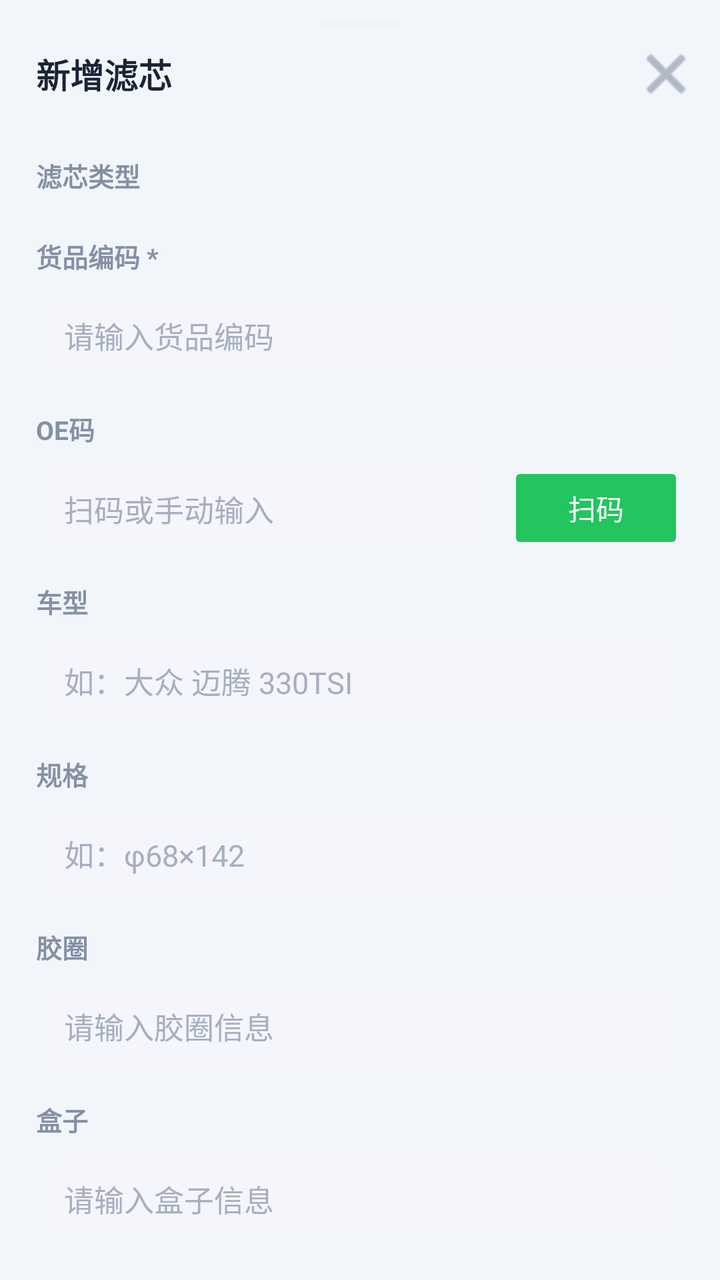
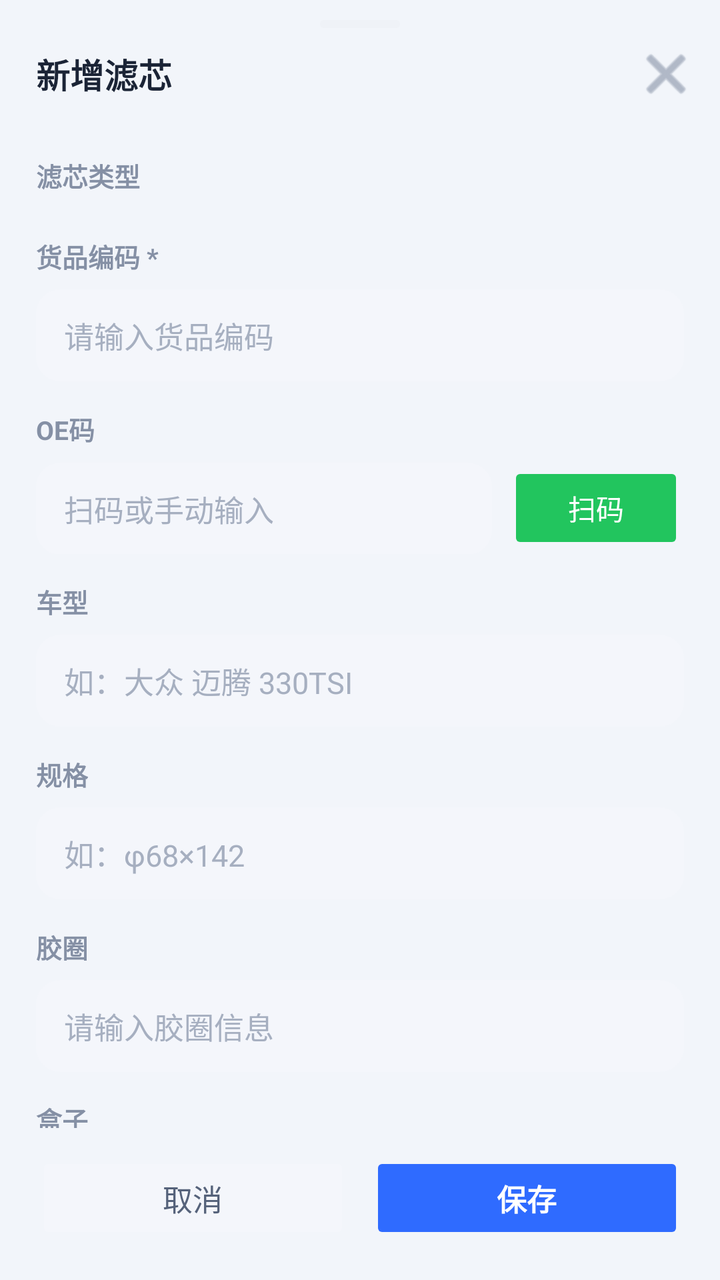

Screens rendered from an Android XML layout before and after an edit, with the pre-edit source and the edit as a unified diff.
<!-- AndroidManifest.xml: application theme Theme.FilterMaster -->
<!-- res/layout/sheet_edit.xml -->
<?xml version="1.0" encoding="utf-8"?>
<LinearLayout xmlns:android="http://schemas.android.com/apk/res/android"
    xmlns:app="http://schemas.android.com/apk/res-auto"
    android:layout_width="match_parent"
    android:layout_height="wrap_content"
    android:orientation="vertical">

    <View
        android:layout_width="40dp"
        android:layout_height="4dp"
        android:layout_gravity="center_horizontal"
        android:layout_marginTop="10dp"
        android:background="@drawable/bg_rounded_8" />

    <LinearLayout
        android:layout_width="match_parent"
        android:layout_height="wrap_content"
        android:gravity="center_vertical"
        android:orientation="horizontal"
        android:paddingLeft="18dp"
        android:paddingRight="12dp"
        android:paddingTop="8dp"
        android:paddingBottom="12dp">

        <TextView
            android:id="@+id/sheetTitle"
            android:layout_width="0dp"
            android:layout_height="wrap_content"
            android:layout_weight="1"
            android:text="新增滤芯"
            android:textColor="@color/text_main"
            android:textSize="17sp"
            android:textStyle="bold" />

        <ImageButton
            android:id="@+id/btnSheetClose"
            android:layout_width="30dp"
            android:layout_height="30dp"
            android:background="?attr/selectableItemBackgroundBorderless"
            android:contentDescription="关闭"
            android:src="@android:drawable/ic_menu_close_clear_cancel"
            android:tint="#8590A5" />
    </LinearLayout>

    <ScrollView
        android:layout_width="match_parent"
        android:layout_height="wrap_content"
        android:scrollbars="none">

        <LinearLayout
            android:layout_width="match_parent"
            android:layout_height="wrap_content"
            android:orientation="vertical"
            android:paddingLeft="18dp"
            android:paddingRight="18dp"
            android:paddingBottom="10dp">

            
            <TextView
                style="@style/FormLabel"
                android:text="滤芯类型" />

            <com.google.android.material.chip.ChipGroup
                android:id="@+id/chipGroupType"
                android:layout_width="match_parent"
                android:layout_height="wrap_content"
                app:chipSpacingHorizontal="8dp"
                app:selectionRequired="false"
                app:singleSelection="true"
                 />

            
            <TextView style="@style/FormLabel" android:text="货品编码 *" />
            <EditText
                android:id="@+id/etGoodsCode"
                style="@style/FormInput"
                android:hint="请输入货品编码"
                android:inputType="text" />

            
            <TextView style="@style/FormLabel" android:text="OE码" />
            <LinearLayout
                android:layout_width="match_parent"
                android:layout_height="wrap_content"
                android:orientation="horizontal">

                <EditText
                    android:id="@+id/etOeCode"
                    style="@style/FormInput"
                    android:layout_width="0dp"
                    android:layout_weight="1"
                    android:hint="扫码或手动输入"
                    android:inputType="text" />

                <Button
                    android:id="@+id/btnScanOe"
                    android:layout_width="wrap_content"
                    android:layout_height="46dp"
                    android:layout_marginStart="8dp"
                    android:backgroundTint="#22C55E"
                    android:paddingLeft="16dp"
                    android:paddingRight="16dp"
                    android:stateListAnimator="@null"
                    android:text="扫码"
                    android:textColor="#FFFFFF"
                    android:textSize="14sp"
                    app:cornerRadius="12dp"
                     />
            </LinearLayout>

            
            <TextView style="@style/FormLabel" android:text="车型" />
            <EditText
                android:id="@+id/etCarModel"
                style="@style/FormInput"
                android:hint="如：大众 迈腾 330TSI"
                android:inputType="text" />

            
            <TextView style="@style/FormLabel" android:text="规格" />
            <EditText
                android:id="@+id/etSpec"
                style="@style/FormInput"
                android:hint="如：φ68×142"
                android:inputType="text" />

            
            <TextView style="@style/FormLabel" android:text="胶圈" />
            <EditText
                android:id="@+id/etRing"
                style="@style/FormInput"
                android:hint="请输入胶圈信息"
                android:inputType="text" />

            
            <TextView style="@style/FormLabel" android:text="盒子" />
            <EditText
                android:id="@+id/etBox"
                style="@style/FormInput"
                android:hint="请输入盒子信息"
                android:inputType="text" />

            
            <TextView style="@style/FormLabel" android:text="备注" />
            <EditText
                android:id="@+id/etNotes"
                style="@style/FormInput"
                android:layout_height="wrap_content"
                android:minHeight="84dp"
                android:gravity="top"
                android:hint="请输入备注"
                android:inputType="textMultiLine"
                android:minLines="3" />

            
            <TextView style="@style/FormLabel" android:text="滤芯照片" />
            <LinearLayout
                android:layout_width="match_parent"
                android:layout_height="wrap_content"
                android:orientation="horizontal">

                <TextView
                    android:id="@+id/btnTakePhoto"
                    android:layout_width="0dp"
                    android:layout_height="wrap_content"
                    android:layout_weight="1"
                    android:background="@drawable/bg_field"
                    android:gravity="center"
                    android:padding="13dp"
                    android:text="📷 拍照"
                    android:textColor="#55627A"
                    android:textSize="13.5sp" />

                <TextView
                    android:id="@+id/btnPickPhoto"
                    android:layout_width="0dp"
                    android:layout_height="wrap_content"
                    android:layout_marginStart="10dp"
                    android:layout_weight="1"
                    android:background="@drawable/bg_field"
                    android:gravity="center"
                    android:padding="13dp"
                    android:text="🖼️ 相册"
                    android:textColor="#55627A"
                    android:textSize="13.5sp" />
            </LinearLayout>

            <FrameLayout
                android:id="@+id/imgPreviewWrap"
                android:layout_width="match_parent"
                android:layout_height="wrap_content"
                android:layout_marginTop="10dp"
                android:visibility="gone">

                <ImageView
                    android:id="@+id/ivPreview"
                    android:layout_width="match_parent"
                    android:layout_height="200dp"
                    android:scaleType="centerCrop"
                    android:contentDescription="预览" />

                <ImageButton
                    android:id="@+id/btnRemoveImage"
                    android:layout_width="28dp"
                    android:layout_height="28dp"
                    android:layout_gravity="top|end"
                    android:layout_margin="8dp"
                    android:background="#8C000000"
                    android:contentDescription="移除图片"
                    android:src="@android:drawable/ic_menu_close_clear_cancel"
                    android:tint="#FFFFFF" />
            </FrameLayout>
        </LinearLayout>
    </ScrollView>

    <LinearLayout
        android:layout_width="match_parent"
        android:layout_height="wrap_content"
        android:orientation="horizontal"
        android:paddingLeft="18dp"
        android:paddingRight="18dp"
        android:paddingTop="12dp"
        android:paddingBottom="18dp">

        <Button
            android:id="@+id/btnCancel"
            android:layout_width="0dp"
            android:layout_height="46dp"
            android:layout_weight="1"
            android:backgroundTint="@color/field_bg"
            android:stateListAnimator="@null"
            android:text="取消"
            android:textColor="#55627A"
            android:textSize="15sp"
            app:cornerRadius="14dp"
             />

        <Button
            android:id="@+id/btnSave"
            android:layout_width="0dp"
            android:layout_height="46dp"
            android:layout_marginStart="10dp"
            android:layout_weight="1"
            android:backgroundTint="#2F6BFF"
            android:stateListAnimator="@null"
            android:text="保存"
            android:textColor="#FFFFFF"
            android:textSize="15sp"
            android:textStyle="bold"
            app:cornerRadius="14dp" />
    </LinearLayout>
</LinearLayout>
<!-- resources referenced by this layout -->
<resources>
  <color name="field_bg">#F4F6FB</color>
  <color name="text_main">#1B2436</color>
  <!-- drawable bg_field (drawable) -->
  <?xml version="1.0" encoding="utf-8"?>
  <shape xmlns:android="http://schemas.android.com/apk/res/android">
      <solid android:color="@color/field_bg" />
      <corners android:radius="12dp" />
  </shape>
  <!-- drawable bg_rounded_8 (drawable) -->
  <?xml version="1.0" encoding="utf-8"?>
  <shape xmlns:android="http://schemas.android.com/apk/res/android">
      <solid android:color="#EFF2F7" />
      <corners android:radius="8dp" />
  </shape>
  <style name="FormInput">
          <item name="android:layout_width">match_parent</item>
          <item name="android:layout_height">46dp</item>
          <item name="android:background">@drawable/bg_field</item>
          <item name="android:paddingLeft">14dp</item>
          <item name="android:paddingRight">14dp</item>
          <item name="android:textColor">@color/text_main</item>
          <item name="android:textColorHint">#A6AFC0</item>
          <item name="android:textSize">15sp</item>
      </style>
  <style name="FormLabel">
          <item name="android:layout_width">wrap_content</item>
          <item name="android:layout_height">wrap_content</item>
          <item name="android:layout_marginTop">14dp</item>
          <item name="android:layout_marginBottom">7dp</item>
          <item name="android:textColor">@color/text_sub</item>
          <item name="android:textSize">13sp</item>
          <item name="android:textStyle">bold</item>
      </style>
  <style name="Theme.FilterMaster" parent="Theme.MaterialComponents.Light.NoActionBar">
          <item name="colorPrimary">@color/primary</item>
          <item name="colorPrimaryDark">@color/primary_deep</item>
          <item name="android:statusBarColor">#2456E8</item>
          <item name="android:windowBackground">@color/bg</item>
          <item name="android:windowLightStatusBar">false</item>
      </style>
  <color name="text_sub">#8590A5</color>
  <color name="primary">#2F6BFF</color>
  <color name="primary_deep">#1E4FD6</color>
  <color name="bg">#F2F5FA</color>
</resources>

<!-- the commit's change to res/layout/sheet_edit.xml (unified diff, before → after) -->
@@ -2,7 +2,7 @@
 <LinearLayout xmlns:android="http://schemas.android.com/apk/res/android"
     xmlns:app="http://schemas.android.com/apk/res-auto"
     android:layout_width="match_parent"
-    android:layout_height="wrap_content"
+    android:layout_height="match_parent"
     android:orientation="vertical">
 
     <View
@@ -44,7 +44,9 @@
 
     <ScrollView
         android:layout_width="match_parent"
-        android:layout_height="wrap_content"
+        android:layout_height="0dp"
+        android:layout_weight="1"
+        android:fillViewport="true"
         android:scrollbars="none">
 
         <LinearLayout
